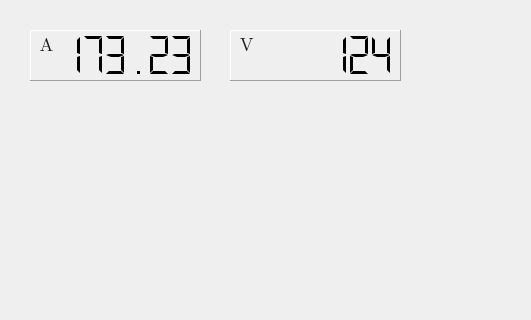
Marculonis21/PSC488_source, file PSC488/src/mainwindow.ui: the form before one commit; both pictures show x 0 to 531 and y 0 to 320 of the 800 by 600 pixel window.
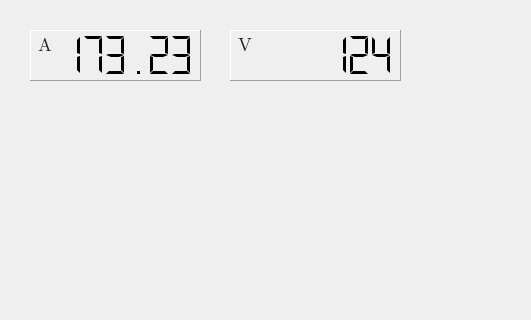
The form after the commit.

Commit message: Added qcustomplot from pico

Diff of the .ui file:
```diff
--- a/PSC488/src/mainwindow.ui
+++ b/PSC488/src/mainwindow.ui
@@ -55,8 +55,8 @@
      <rect>
       <x>30</x>
       <y>30</y>
-      <width>171</width>
-      <height>31</height>
+      <width>30</width>
+      <height>30</height>
      </rect>
     </property>
     <property name="font">
@@ -73,11 +73,14 @@
      <string notr="true">color: rgb(30,30,30);</string>
     </property>
     <property name="text">
-     <string>  A</string>
+     <string>A</string>
     </property>
     <property name="scaledContents">
      <bool>false</bool>
     </property>
+    <property name="alignment">
+     <set>Qt::AlignCenter</set>
+    </property>
    </widget>
    <widget class="QLabel" name="label_2">
     <property name="enabled">
@@ -87,8 +90,8 @@
      <rect>
       <x>230</x>
       <y>30</y>
-      <width>171</width>
-      <height>31</height>
+      <width>30</width>
+      <height>30</height>
      </rect>
     </property>
     <property name="font">
@@ -105,11 +108,14 @@
      <string notr="true">color: rgb(30,30,30);</string>
     </property>
     <property name="text">
-     <string>  V</string>
+     <string>V</string>
     </property>
     <property name="scaledContents">
      <bool>false</bool>
     </property>
+    <property name="alignment">
+     <set>Qt::AlignCenter</set>
+    </property>
    </widget>
    <widget class="QLCDNumber" name="monitorVolts">
     <property name="enabled">
```
The commit also changes 2 other files.
